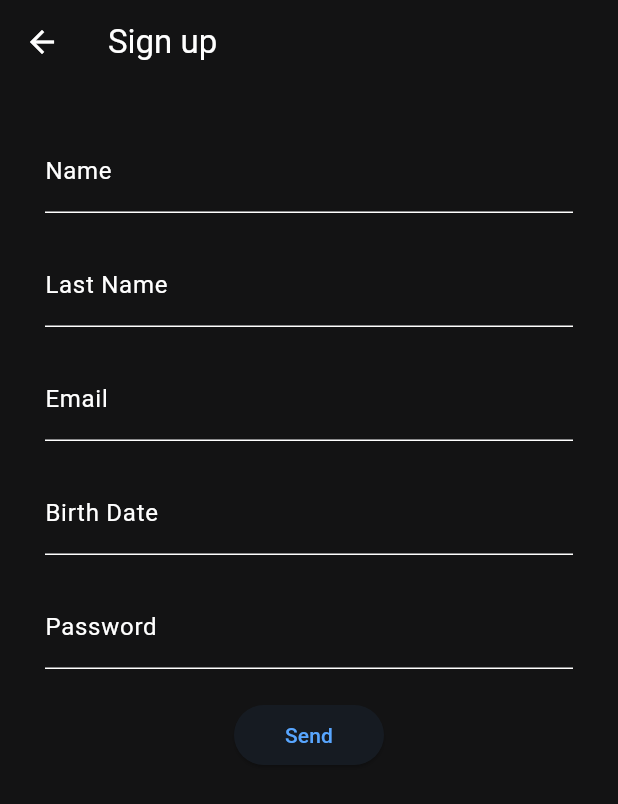
After one commit to ondrey-16/Voice-Looper-Mobile-App, a Flutter app: the screen it shows after launch, in the side drawer, after a tap on "Sign in", on a phone screen of 412 x 824 dp. The commit adds this screen. Shown: the top 804 px of the screen. Run offline on Flutter 3.47's test engine with Material 3 defaults, Android fonts, the light colour scheme and no system bars; our stand-ins replace go_router.

Commit message:
Added go-router and sign-up page

```diff
--- a/vocal_looper_app/lib/main.dart
+++ b/vocal_looper_app/lib/main.dart
@@ -1,7 +1,10 @@
 import 'package:flutter/material.dart';
-import './loop_path.dart';
+import 'package:go_router/go_router.dart';
+import './main_page.dart';
+import './sign_up_page.dart';
 
 void main() {
+  GoRouter.optionURLReflectsImperativeAPIs = true;
   runApp(const MainApp());
 }
 
@@ -10,7 +13,8 @@ class MainApp extends StatelessWidget {
 
   @override
   Widget build(BuildContext context) {
-    return MaterialApp(
+    return MaterialApp.router(
+      routerConfig: _router,
       title: 'Vocal Looper',
       theme: ThemeData(
         brightness: Brightness.dark,
@@ -26,34 +30,18 @@ class MainApp extends StatelessWidget {
           elevation: 0,
         ),
       ),
-      home: Scaffold(
-        drawer: Drawer(
-          /*TODO*/
-          child: ListView(
-            children: [
-              ListTile(leading: Icon(Icons.login), title: Text("Sign in")),
-              //ListTile(leading: Icon(Icons.person), title: Text("Profile")),
-              ListTile(
-                leading: Icon(Icons.music_note),
-                title: Text("Public tracks"),
-              ),
-              ListTile(leading: Icon(Icons.save), title: Text("Saved tracks")),
-              ListTile(leading: Icon(Icons.settings), title: Text("Settings")),
-              ListTile(leading: Icon(Icons.dark_mode), title: Text("Theme")),
-            ],
-          ),
-        ),
-        appBar: AppBar(title: Text('Vocal Looper')),
-        body: Center(
-          child: SizedBox(
-            height: 600,
-            child: Column(
-              mainAxisAlignment: MainAxisAlignment.spaceEvenly,
-              children: [for (int i = 0; i < 5; i++) LoopPath()],
-            ),
-          ),
-        ),
-      ),
     );
   }
 }
+
+final _router = GoRouter(
+  routes: [
+    GoRoute(
+      path: '/',
+      builder: (context, state) => MainPage(),
+      routes: [
+        GoRoute(path: 'sign-up', builder: (context, state) => SignUpPage()),
+      ],
+    ),
+  ],
+);
--- /dev/null
+++ b/vocal_looper_app/lib/main_page.dart
@@ -0,0 +1,44 @@
+import 'package:flutter/material.dart';
+import 'package:go_router/go_router.dart';
+import './loop_path.dart';
+
+class MainPage extends StatelessWidget {
+  @override
+  Widget build(BuildContext context) {
+    return Scaffold(
+      drawer: Drawer(
+        /*TODO*/
+        child: ListView(
+          children: [
+            ListTile(
+              leading: Icon(Icons.login),
+              title: Text("Sign in"),
+              onTap: () {
+                context.pop();
+                context.go('/sign-up');
+              },
+            ),
+            //ListTile(leading: Icon(Icons.person), title: Text("Profile")),
+            ListTile(
+              leading: Icon(Icons.music_note),
+              title: Text("Public tracks"),
+            ),
+            ListTile(leading: Icon(Icons.save), title: Text("Saved tracks")),
+            ListTile(leading: Icon(Icons.settings), title: Text("Settings")),
+            ListTile(leading: Icon(Icons.dark_mode), title: Text("Theme")),
+          ],
+        ),
+      ),
+      appBar: AppBar(title: Text('Vocal Looper')),
+      body: Center(
+        child: SizedBox(
+          height: 600,
+          child: Column(
+            mainAxisAlignment: MainAxisAlignment.spaceEvenly,
+            children: [for (int i = 0; i < 5; i++) LoopPath()],
+          ),
+        ),
+      ),
+    );
+  }
+}
--- /dev/null
+++ b/vocal_looper_app/lib/sign_up_page.dart
@@ -0,0 +1,53 @@
+import 'package:flutter/material.dart';
+import 'package:go_router/go_router.dart';
+
+class SignUpPage extends StatelessWidget {
+  @override
+  Widget build(BuildContext context) {
+    return Scaffold(
+      appBar: AppBar(
+        leading: IconButton(
+          onPressed: () => context.go('/'),
+          icon: Icon(Icons.arrow_back),
+        ),
+        title: Text('Sign up'),
+      ),
+      body: Form(
+        child: ListView(
+          padding: EdgeInsets.all(30),
+          children: [
+            TextFormField(decoration: InputDecoration(labelText: 'Name')),
+            SizedBox(height: 20),
+            TextFormField(decoration: InputDecoration(labelText: 'Last Name')),
+            SizedBox(height: 20),
+            TextFormField(
+              decoration: InputDecoration(labelText: 'Email'),
+              keyboardType: TextInputType.emailAddress,
+            ),
+            SizedBox(height: 20),
+            /*TODO Change birth date form field*/
+            TextFormField(
+              decoration: InputDecoration(labelText: 'Birth Date'),
+              keyboardType: TextInputType.datetime,
+            ),
+            SizedBox(height: 20),
+            TextFormField(
+              decoration: InputDecoration(labelText: 'Password'),
+              obscureText: true,
+            ),
+            SizedBox(height: 20),
+            Center(
+              child: SizedBox(
+                width: 100,
+                child: ElevatedButton(
+                  onPressed: () => context.go('/'),
+                  child: Text('Send'),
+                ),
+              ),
+            ),
+          ],
+        ),
+      ),
+    );
+  }
+}
--- a/vocal_looper_app/pubspec.yaml
+++ b/vocal_looper_app/pubspec.yaml
@@ -9,6 +9,8 @@ environment:
 dependencies:
   flutter:
     sdk: flutter
+  go_router: ^17.0.1
+
 
 dev_dependencies:
   flutter_test:
```
